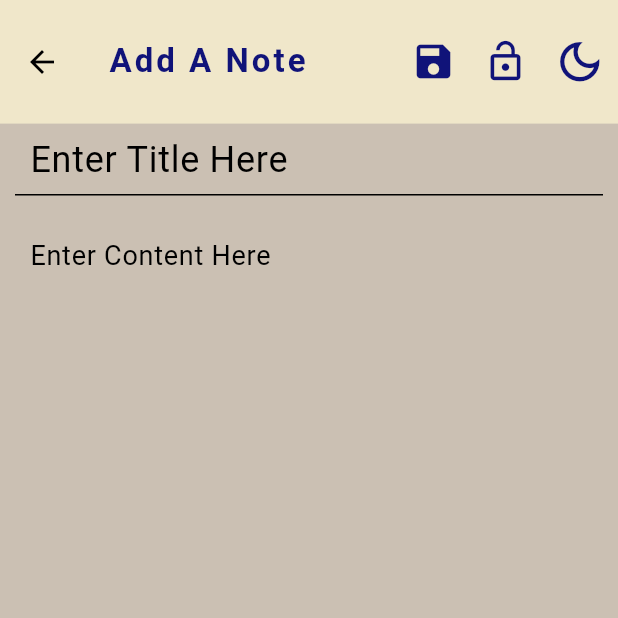
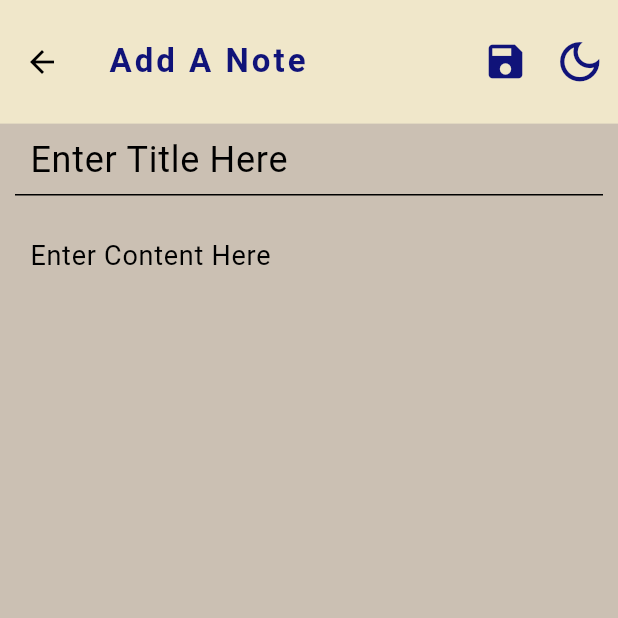
Before and after one commit to kaleabSolomon/jotdown, a Flutter app: the screen it shows after launch, after a tap on the "add" icon, on a phone screen of 412 x 824 dp, the top half of it. Run offline on Flutter 3.47's test engine with Material 3 defaults, Android fonts, the phone set to English and light mode, and no system bars; our stand-ins replace flutter_svg, hive, hive_flutter; accounts and stored records are empty.

Commit message:
final touches, remove privacy indicator

```diff
--- a/lib/model/note.dart
+++ b/lib/model/note.dart
@@ -10,35 +10,24 @@ class Note extends HiveObject {
   late String content;
   @HiveField(2)
   late DateTime createdAt;
-  @HiveField(3)
-  late bool isPrivate;
 
-  Note(
-      {required this.title,
-      required this.content,
-      required this.createdAt,
-      required this.isPrivate});
+  Note({required this.title, required this.content, required this.createdAt});
 
   factory Note.fromMap(Map notes) {
     return Note(
-        title: notes["title"] ?? "",
-        content: notes['content'] ?? "",
-        createdAt:
-            DateTime.parse(notes['createdAt'] ?? DateTime.now().toString()),
-        isPrivate: notes['isPrivate'] ?? "");
+      title: notes["title"] ?? "",
+      content: notes['content'] ?? "",
+      createdAt:
+          DateTime.parse(notes['createdAt'] ?? DateTime.now().toString()),
+    );
   }
 
   Map toMap() {
-    return {
-      "title": title,
-      "content": content,
-      "createdAt": createdAt,
-      "isPrivate": isPrivate
-    };
+    return {"title": title, "content": content, "createdAt": createdAt};
   }
 
   @override
   String toString() {
-    return "\n  title: $title,\n  content: $content,\n  createdAt: $createdAt, \n isPrivate:$isPrivate";
+    return "\n  title: $title,\n  content: $content,\n  createdAt: $createdAt";
   }
 }
--- a/lib/pages/add_note_page.dart
+++ b/lib/pages/add_note_page.dart
@@ -60,10 +60,10 @@ class _AddNotePageState extends State<AddNotePage> {
             // create a note object
 
             Note note = Note(
-                title: title,
-                content: content,
-                createdAt: createdAt,
-                isPrivate: isPrivate);
+              title: title,
+              content: content,
+              createdAt: createdAt,
+            );
             // save notes to hive
             try {
               notesBox.add(note);
@@ -91,13 +91,6 @@ class _AddNotePageState extends State<AddNotePage> {
         icon: Icon(
             color: Theme.of(context).colorScheme.primary, size: 30, Icons.save),
       ),
-      IconButton(
-        onPressed: () {},
-        icon: Icon(
-            color: Theme.of(context).colorScheme.primary,
-            size: 30,
-            isPrivate ? Icons.lock : Icons.lock_open),
-      )
     ];
   }
 
```
Also changed, not shown: lib/model/note.g.dart.
